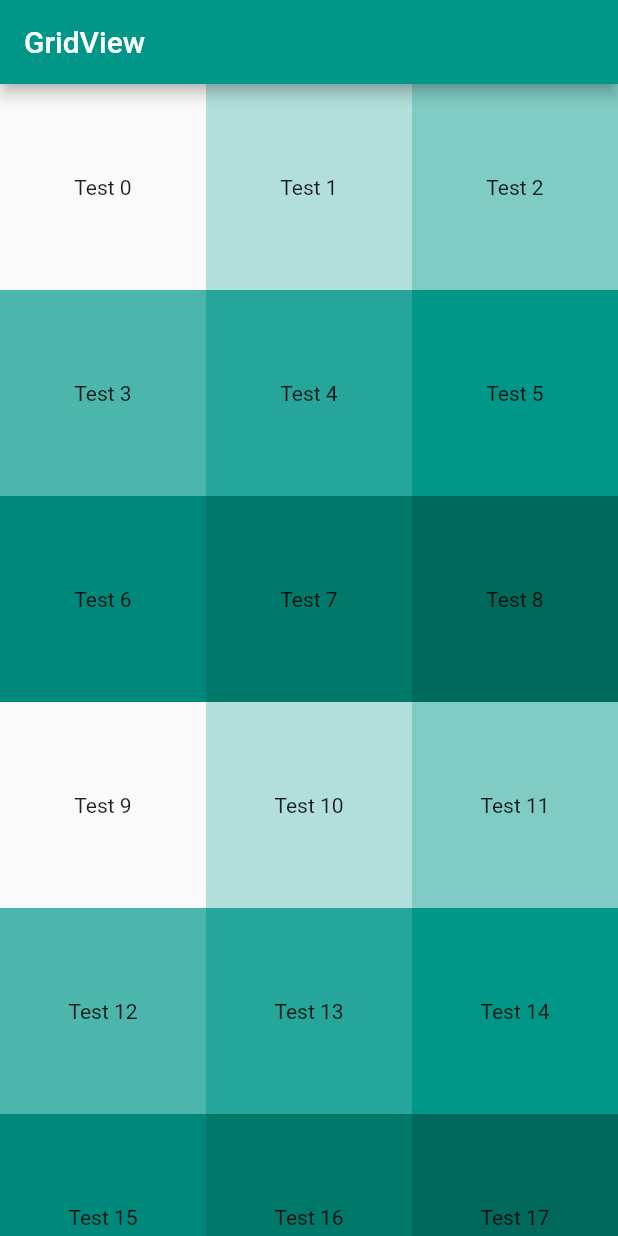
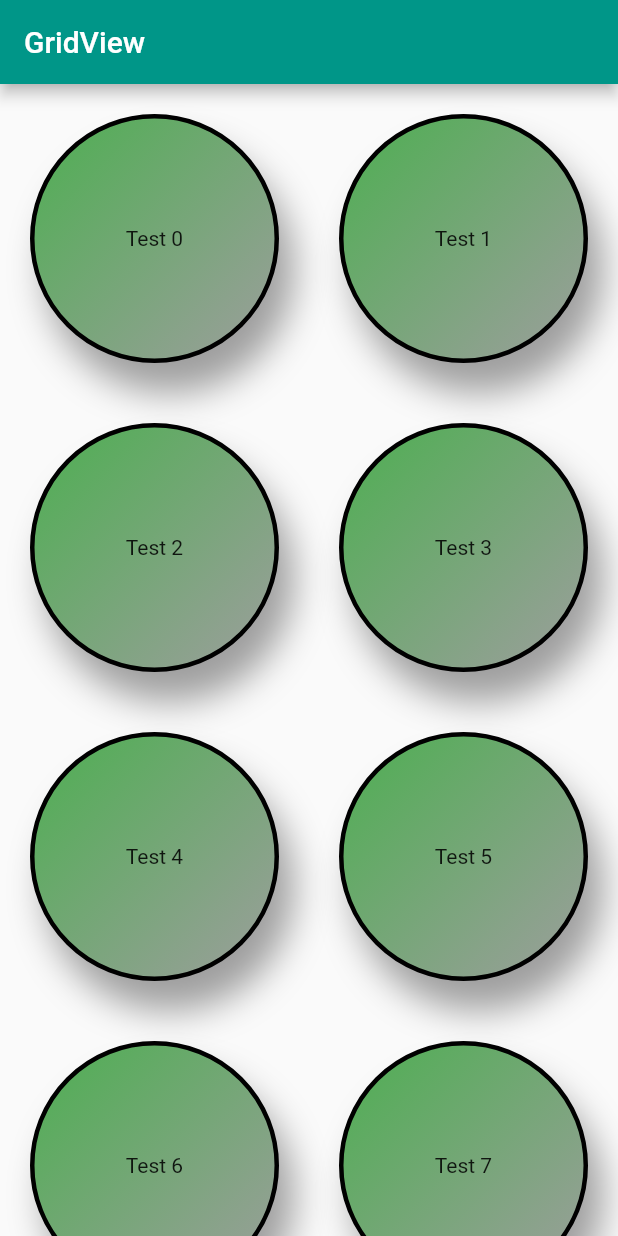
Before and after one commit to RustamovRRR/widgets, a Flutter app: the screen it shows after launch, on a phone screen of 412 x 824 dp. Run offline on Flutter 3.47's test engine with Material 2 defaults, Android fonts, the phone set to English and light mode, and no system bars; our stand-ins replace flutter_easyloading.

Commit message:
BoxDecoration

```diff
--- a/lib/scrolls/GridViewClass.dart
+++ b/lib/scrolls/GridViewClass.dart
@@ -12,11 +12,30 @@ class GridViewClass extends StatelessWidget {
       body: GridView.builder(
         itemCount: 100,
         gridDelegate:
-            SliverGridDelegateWithFixedCrossAxisCount(crossAxisCount: 3),
+            SliverGridDelegateWithFixedCrossAxisCount(crossAxisCount: 2),
         itemBuilder: (context, index) {
           return Container(
             alignment: Alignment.center,
-            color: Colors.teal[100 * (index % 9)],
+            // color: Colors.teal[100 * ((index + 1) % 8)],
+            decoration: BoxDecoration(
+                color: Colors.red[100 * ((index + 1) % 8)],
+                gradient: LinearGradient(
+                    colors: [Colors.green, Colors.grey],
+                    begin: Alignment.topLeft,
+                    end: Alignment.bottomRight),
+                border: Border.all(
+                  color: Colors.black,
+                  style: BorderStyle.solid,
+                  width: 3,
+                ),
+                boxShadow: [
+                  BoxShadow(
+                      color: Colors.grey,
+                      offset: Offset(10, 20),
+                      blurRadius: 20)
+                ],
+                shape: BoxShape.circle),
+            margin: EdgeInsets.all(20),
             child: Text(
               'Test $index',
               textAlign: TextAlign.center,
```
